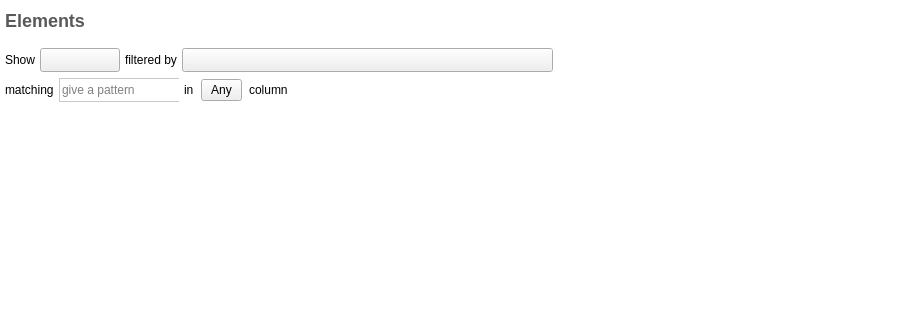
Old version of the form plugins/view/tableview/TableView.ui in the repository vadivelselvaraj/TulipGLImprovement; both pictures show x 0 to 924 and y 0 to 320 of the 924 by 680 pixel window.
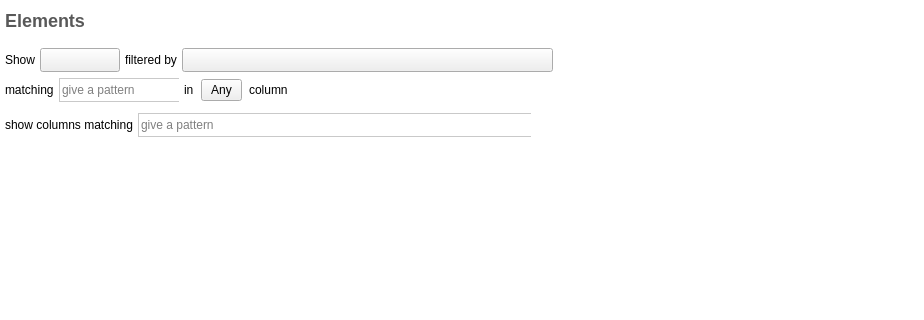
New version of the form. Icons and pictures are not drawn. Custom widgets are drawn as their Qt base class.

Commit message: refine properties management in spreadsheet view: add contextual menu on columns header + column name filtering above

The edit to the form file:
```diff
--- a/plugins/view/tableview/TableView.ui
+++ b/plugins/view/tableview/TableView.ui
@@ -269,7 +269,7 @@
         </property>
         <layout class="QVBoxLayout" name="verticalLayout_4">
          <property name="spacing">
-          <number>0</number>
+          <number>5</number>
          </property>
          <property name="margin">
           <number>0</number>
@@ -362,6 +362,74 @@
            </item>
           </layout>
          </item>
+         <item>
+          <layout class="QHBoxLayout" name="horizontalLayout_3">
+           <property name="spacing">
+            <number>5</number>
+           </property>
+           <property name="leftMargin">
+            <number>5</number>
+           </property>
+           <property name="bottomMargin">
+            <number>5</number>
+           </property>
+           <item>
+            <widget class="QLabel" name="label_6">
+             <property name="toolTip">
+              <string>Only show the columns (properties) whose name
+contains the given pattern</string>
+             </property>
+             <property name="text">
+              <string>show columns matching</string>
+             </property>
+            </widget>
+           </item>
+           <item>
+            <widget class="ClearableLineEdit" name="columnsFilterEdit">
+             <property name="sizePolicy">
+              <sizepolicy hsizetype="MinimumExpanding" vsizetype="Fixed">
+               <horstretch>0</horstretch>
+               <verstretch>0</verstretch>
+              </sizepolicy>
+             </property>
+             <property name="minimumSize">
+              <size>
+               <width>170</width>
+               <height>24</height>
+              </size>
+             </property>
+             <property name="toolTip">
+              <string>Only show the columns (properties) whose name
+contains the given pattern</string>
+             </property>
+             <property name="styleSheet">
+              <string notr="true">background-color: white;
+border: 0px;
+color: black;
+border-bottom: 1px solid #C9C9C9;
+border-top: 1px solid #C9C9C9;
+border-left: 1px solid #C9C9C9;</string>
+             </property>
+             <property name="placeholderText">
+              <string>give a pattern</string>
+             </property>
+            </widget>
+           </item>
+           <item>
+            <spacer name="horizontalSpacer_3">
+             <property name="orientation">
+              <enum>Qt::Horizontal</enum>
+             </property>
+             <property name="sizeHint" stdset="0">
+              <size>
+               <width>40</width>
+               <height>20</height>
+              </size>
+             </property>
+            </spacer>
+           </item>
+          </layout>
+         </item>
          <item>
           <widget class="NavigableTableView" name="table">
            <property name="contextMenuPolicy">
```
Left out of the diff: 27 changed lines with no effect on the pictures. The commit also changes 5 other files.
